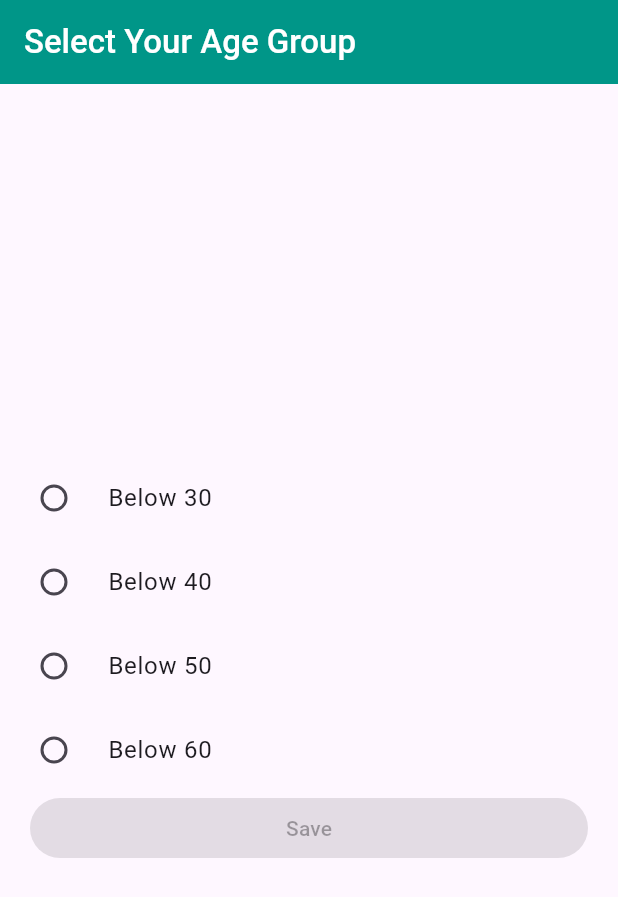
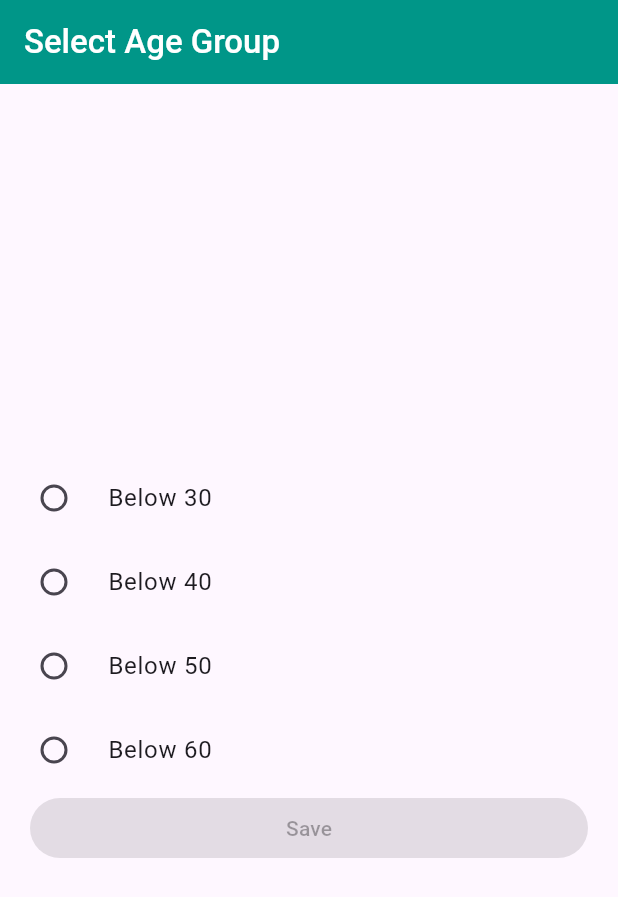
Before and after one commit to Smohana-Priya/secure_next_task, a Flutter app: the screen it shows after launch, on a phone screen of 412 x 824 dp. Shown: the top 897 px of the screen. Run offline on Flutter 3.47's test engine with Material 3 defaults, Android fonts, the phone set to English and light mode, and no system bars; our stand-ins replace dio, shared_preferences.

Commit message:
minor changes

```diff
--- a/lib/screens.dart/age_selection.dart
+++ b/lib/screens.dart/age_selection.dart
@@ -25,7 +25,7 @@ class _AgeSelectionState extends State<AgeSelection> {
         appBar: AppBar(
             backgroundColor: Colors.teal,
             title: const Text(
-              'Select Your Age Group',
+              'Select Age Group',
               style:
                   TextStyle(color: Colors.white, fontWeight: FontWeight.w500),
             )),
```
